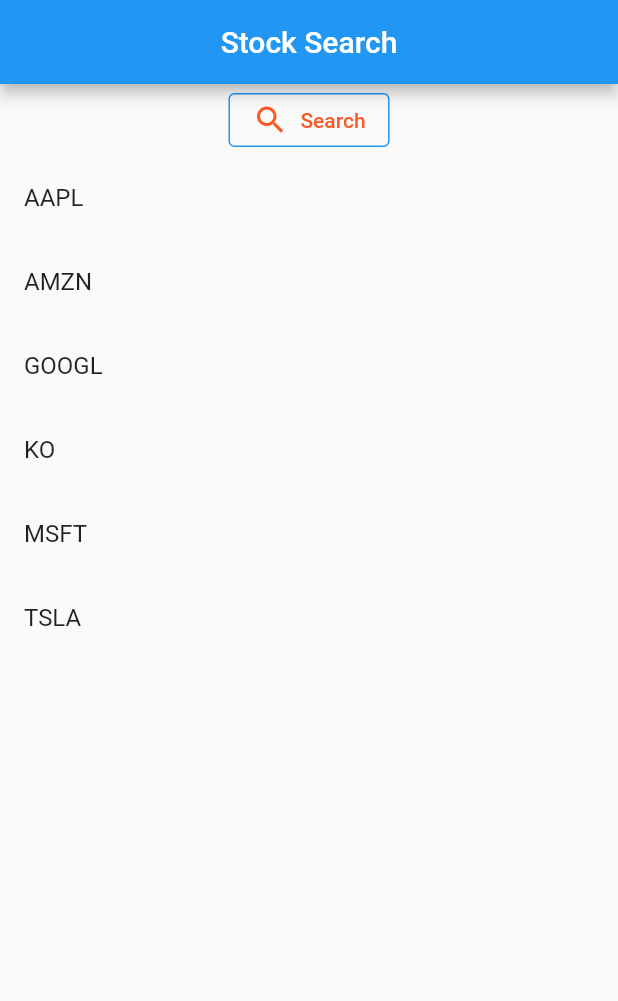
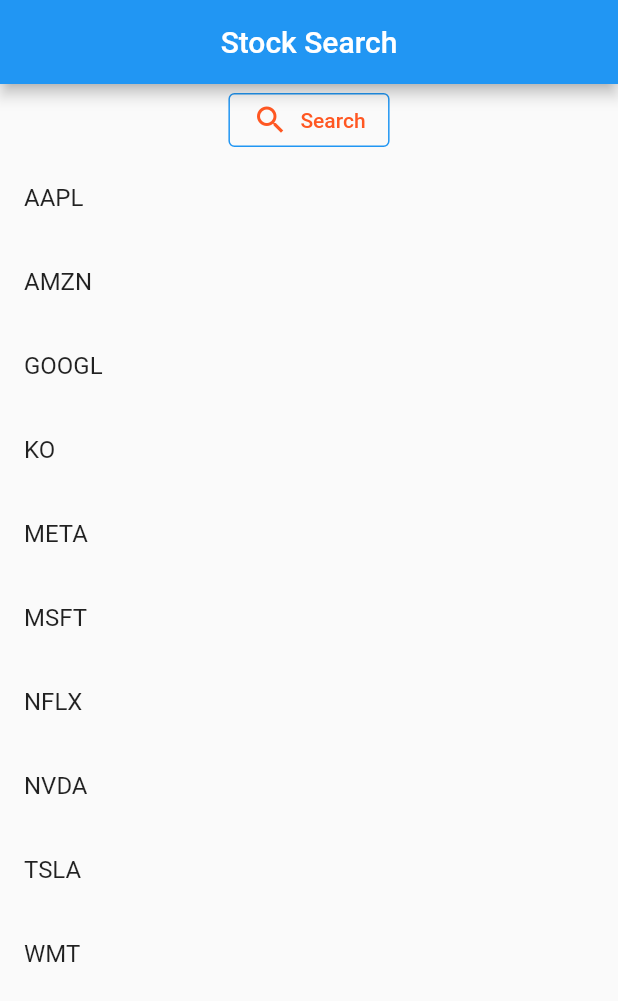
Before and after one commit to svhsp/learning, a Flutter app: the screen it shows after launch, on a phone screen of 412 x 824 dp. Shown: the top 1001 px of the screen. Run offline on Flutter 3.47's test engine with Material 2 defaults, Android fonts, the light colour scheme and no system bars; our stand-ins replace firebase_auth, firebase_core; accounts and stored records are empty.

```diff
--- a/bosnia/lib/pages/search_stock_list_screen.dart
+++ b/bosnia/lib/pages/search_stock_list_screen.dart
@@ -61,6 +61,7 @@ class _StockSearchState extends State<StockSearch> {
                 side: BorderSide(color: Colors.blue)
             ),
             onPressed: () async {
+              isReady = false;
               final res = await showSearch(
                   context: context,
                   delegate: SearchLocations(
@@ -109,8 +110,12 @@ final List<String> stocks = [
   "AMZN",
   "GOOGL",
   "KO",
+  "META",
   "MSFT",
+  "NFLX",
+  "NVDA",
   "TSLA",
+  "WMT",
 ];
 
 
```
